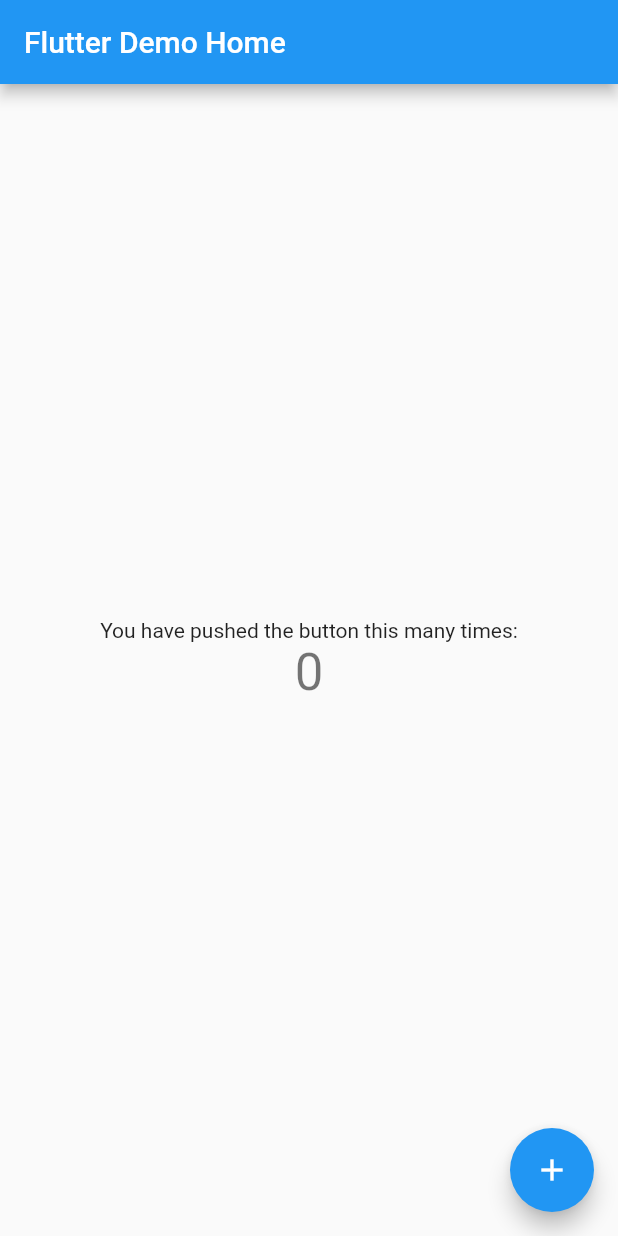
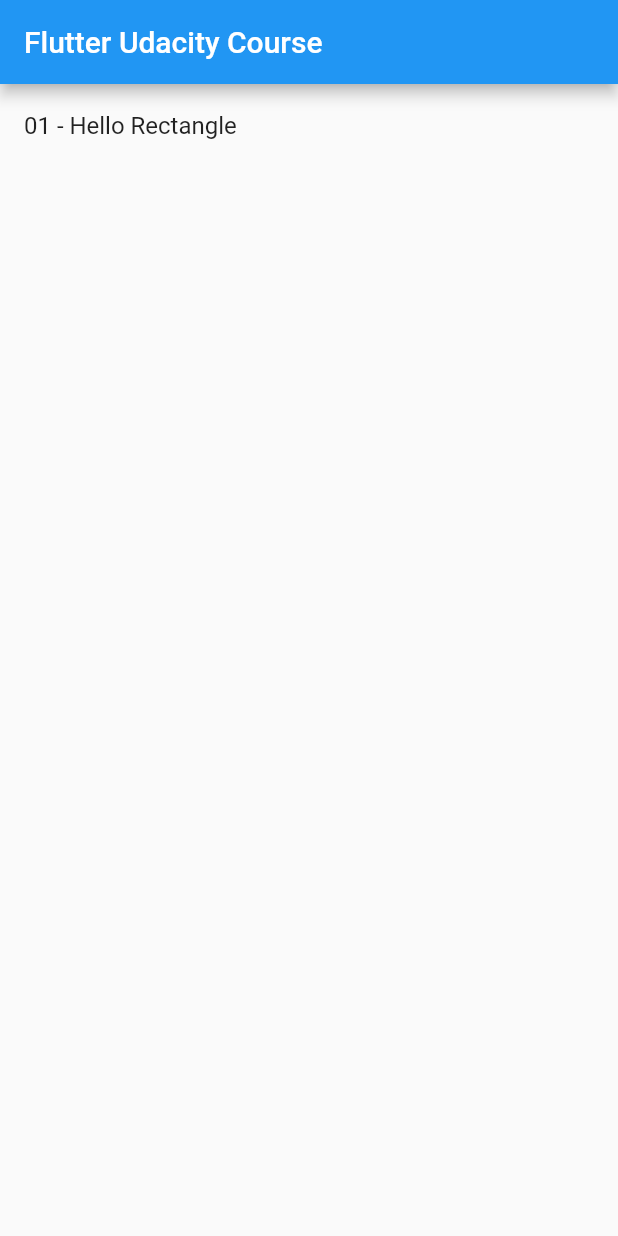
Before and after one commit to ekremkenter/flutter_udacity_course, a Flutter app: the screen it shows after launch, on a phone screen of 412 x 824 dp. Run offline on Flutter 3.47's test engine with Material 2 defaults, Android fonts, the phone set to English and light mode, and no system bars.

Commit message:
01 - Hello rectangle implementation

```diff
--- a/lib/main.dart
+++ b/lib/main.dart
@@ -1,4 +1,5 @@
 import 'package:flutter/material.dart';
+import 'package:flutter_udacity_course/courses/01_hello_rectangle/main.dart';
 
 void main() => runApp(MyApp());
 
@@ -7,7 +8,7 @@ class MyApp extends StatelessWidget {
   @override
   Widget build(BuildContext context) {
     return MaterialApp(
-      title: 'Flutter Demo',
+      title: 'Flutter Udacity Course',
       theme: ThemeData(
         // This is the theme of your application.
         //
@@ -20,92 +21,27 @@ class MyApp extends StatelessWidget {
         // is not restarted.
         primarySwatch: Colors.blue,
       ),
-      home: MyHomePage(title: 'Flutter Demo Home'),
+      home: CoursesWidget(),
     );
   }
 }
 
-class MyHomePage extends StatefulWidget {
-  MyHomePage({Key key, this.title}) : super(key: key);
-
-  // This widget is the home page of your application. It is stateful, meaning
-  // that it has a State object (defined below) that contains fields that affect
-  // how it looks.
-
-  // This class is the configuration for the state. It holds the values (in this
-  // case the title) provided by the parent (in this case the App widget) and
-  // used by the build method of the State. Fields in a Widget subclass are
-  // always marked "final".
-
-  final String title;
-
-  @override
-  _MyHomePageState createState() => _MyHomePageState();
-}
-
-class _MyHomePageState extends State<MyHomePage> {
-  int _counter = 0;
-
-  void _incrementCounter() {
-    setState(() {
-      // This call to setState tells the Flutter framework that something has
-      // changed in this State, which causes it to rerun the build method below
-      // so that the display can reflect the updated values. If we changed
-      // _counter without calling setState(), then the build method would not be
-      // called again, and so nothing would appear to happen.
-      _counter++;
-    });
-  }
-
+class CoursesWidget extends StatelessWidget {
   @override
   Widget build(BuildContext context) {
-    // This method is rerun every time setState is called, for instance as done
-    // by the _incrementCounter method above.
-    //
-    // The Flutter framework has been optimized to make rerunning build methods
-    // fast, so that you can just rebuild anything that needs updating rather
-    // than having to individually change instances of widgets.
     return Scaffold(
       appBar: AppBar(
-        // Here we take the value from the MyHomePage object that was created by
-        // the App.build method, and use it to set our appbar title.
-        title: Text(widget.title),
+        title: Text('Flutter Udacity Course'),
       ),
-      body: Center(
-        // Center is a layout widget. It takes a single child and positions it
-        // in the middle of the parent.
-        child: Column(
-          // Column is also layout widget. It takes a list of children and
-          // arranges them vertically. By default, it sizes itself to fit its
-          // children horizontally, and tries to be as tall as its parent.
-          //
-          // Invoke "debug painting" (press "p" in the console, choose the
-          // "Toggle Debug Paint" action from the Flutter Inspector in Android
-          // Studio, or the "Toggle Debug Paint" command in Visual Studio Code)
-          // to see the wireframe for each widget.
-          //
-          // Column has various properties to control how it sizes itself and
-          // how it positions its children. Here we use mainAxisAlignment to
-          // center the children vertically; the main axis here is the vertical
-          // axis because Columns are vertical (the cross axis would be
-          // horizontal).
-          mainAxisAlignment: MainAxisAlignment.center,
-          children: <Widget>[
-            Text(
-              'You have pushed the button this many times:',
-            ),
-            Text(
-              '$_counter',
-              style: Theme.of(context).textTheme.display1,
-            ),
-          ],
-        ),
+      body: ListView(
+        children: <Widget>[
+          ListTile(
+            title: Text('01 - Hello Rectangle'),
+            onTap: () => Navigator.of(context).push(
+                MaterialPageRoute(builder: (context) => HelloRectangle())),
+          )
+        ],
       ),
-      floatingActionButton: FloatingActionButton(
-        onPressed: _incrementCounter,
-        tooltip: 'Increment',
-        child: Icon(Icons.add),
-      ), // This trailing comma makes auto-formatting nicer for build methods.
     );
   }
 }
```
Also changed, not shown: lib/courses/01_hello_rectangle/main.dart (added, +26 -0 lines), lib/courses/01_hello_rectangle/android.png (added), lib/courses/01_hello_rectangle/ios.png (added), 1 other file.
